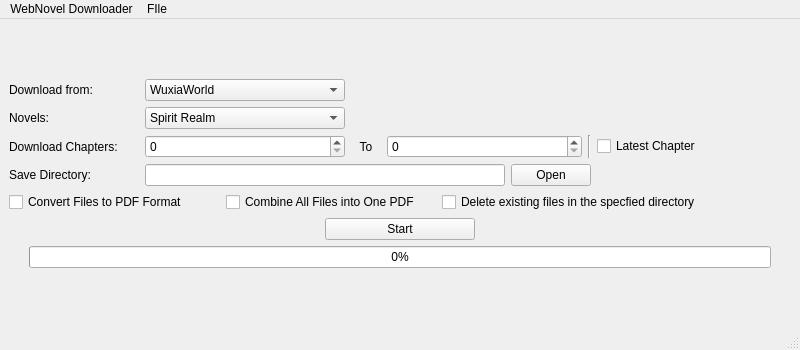
Old version of the form Web Novel Downloader/webNovelDownloaderInterface.ui in the repository Morgan-Wilkinson/Python.
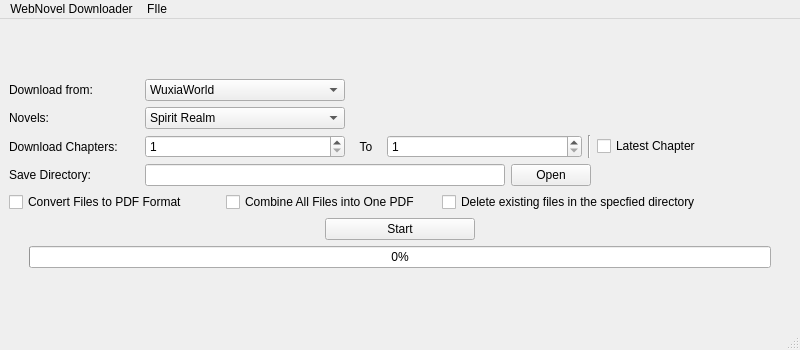
New version of the form.

```diff
--- a/Web Novel Downloader/webNovelDownloaderInterface.ui
+++ b/Web Novel Downloader/webNovelDownloaderInterface.ui
@@ -45,6 +45,12 @@
             <height>50</height>
            </size>
           </property>
+          <property name="minimum">
+           <number>1</number>
+          </property>
+          <property name="maximum">
+           <number>10000</number>
+          </property>
          </widget>
         </item>
         <item row="2" column="5">
@@ -68,6 +74,12 @@
             <height>50</height>
            </size>
           </property>
+          <property name="minimum">
+           <number>1</number>
+          </property>
+          <property name="maximum">
+           <number>10000</number>
+          </property>
          </widget>
         </item>
         <item row="2" column="2">
```
